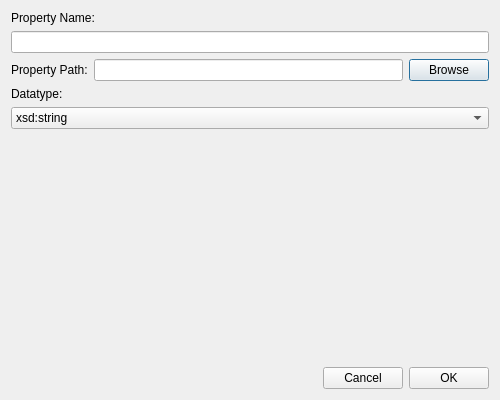
heinz-preisig/DASH_GUI, file brick_app_v2/ui/property_editor.ui: the form before one commit.
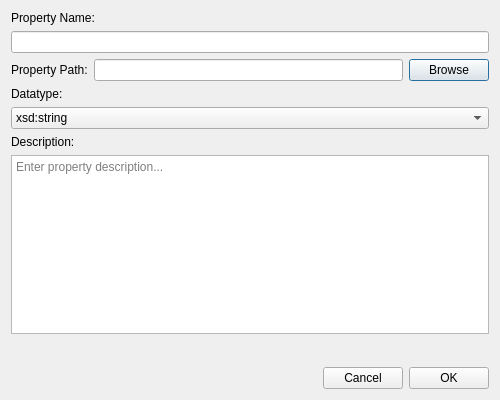
The form after the commit.

Patch:
```diff
--- a/brick_app_v2/ui/property_editor.ui
+++ b/brick_app_v2/ui/property_editor.ui
@@ -94,6 +94,23 @@
      </item>
     </widget>
    </item>
+   <item>
+    <widget class="QLabel" name="descriptionLabel">
+     <property name="text">
+      <string>Description:</string>
+     </property>
+    </widget>
+   </item>
+   <item>
+    <widget class="QTextEdit" name="description_edit">
+     <property name="maximumHeight">
+      <number>80</number>
+     </property>
+     <property name="placeholderText">
+      <string>Enter property description...</string>
+     </property>
+    </widget>
+   </item>
    <item>
     <spacer name="verticalSpacer">
      <property name="orientation">
```
